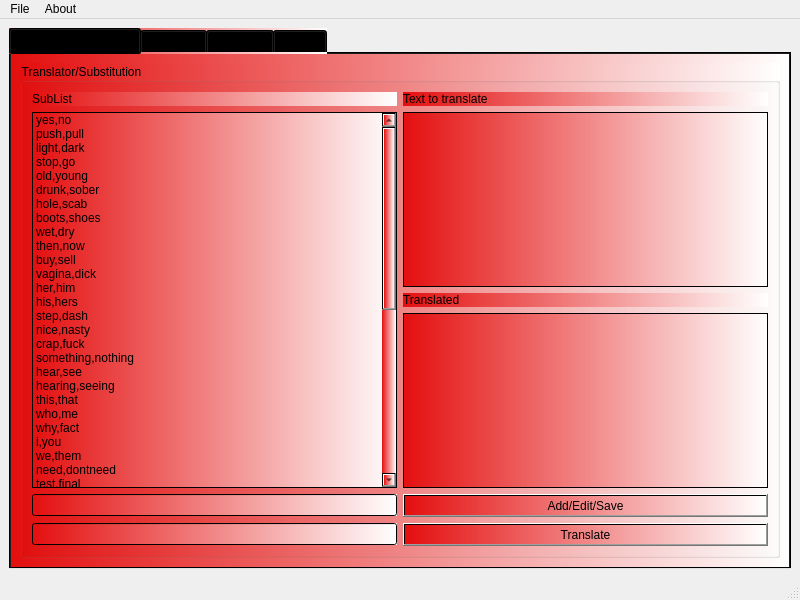
Old version of the form mainwindow.ui in the repository netpipe/RightHand.
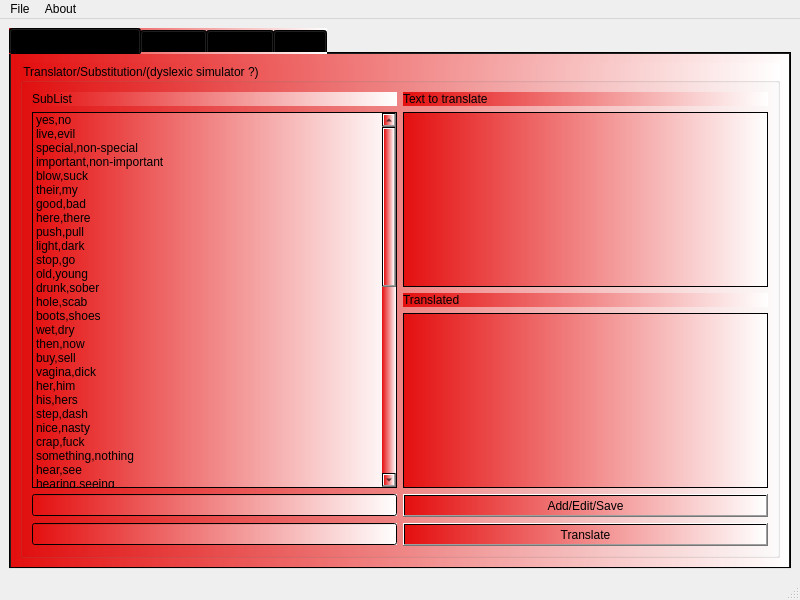
New version of the form.

Diff of the .ui file:
```diff
--- a/mainwindow.ui
+++ b/mainwindow.ui
@@ -31,7 +31,7 @@
         <item row="0" column="0">
          <widget class="QGroupBox" name="groupBox">
           <property name="title">
-           <string>Translator/Substitution</string>
+           <string>Translator/Substitution/(dyslexic simulator ?)</string>
           </property>
           <layout class="QGridLayout" name="gridLayout">
            <item row="1" column="1">
@@ -51,6 +51,41 @@
                <string>yes,no</string>
               </property>
              </item>
+             <item>
+              <property name="text">
+               <string>live,evil</string>
+              </property>
+             </item>
+             <item>
+              <property name="text">
+               <string>special,non-special</string>
+              </property>
+             </item>
+             <item>
+              <property name="text">
+               <string>important,non-important</string>
+              </property>
+             </item>
+             <item>
+              <property name="text">
+               <string>blow,suck</string>
+              </property>
+             </item>
+             <item>
+              <property name="text">
+               <string>their,my</string>
+              </property>
+             </item>
+             <item>
+              <property name="text">
+               <string>good,bad</string>
+              </property>
+             </item>
+             <item>
+              <property name="text">
+               <string>here,there</string>
+              </property>
+             </item>
              <item>
               <property name="text">
                <string>push,pull</string>
```
